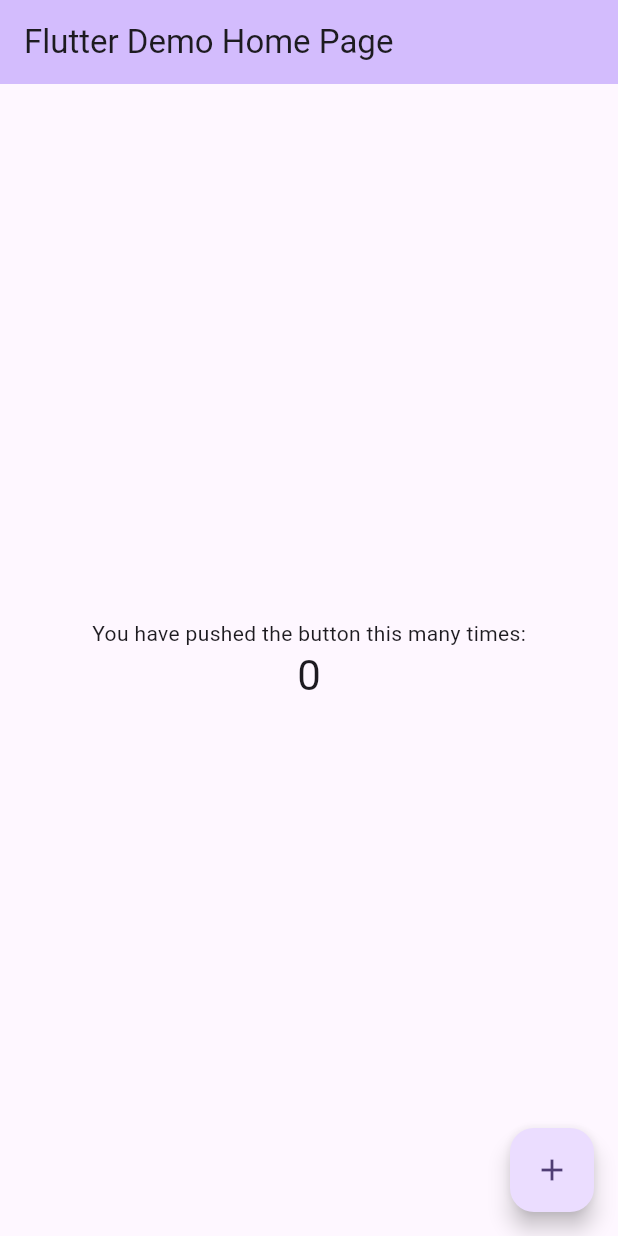
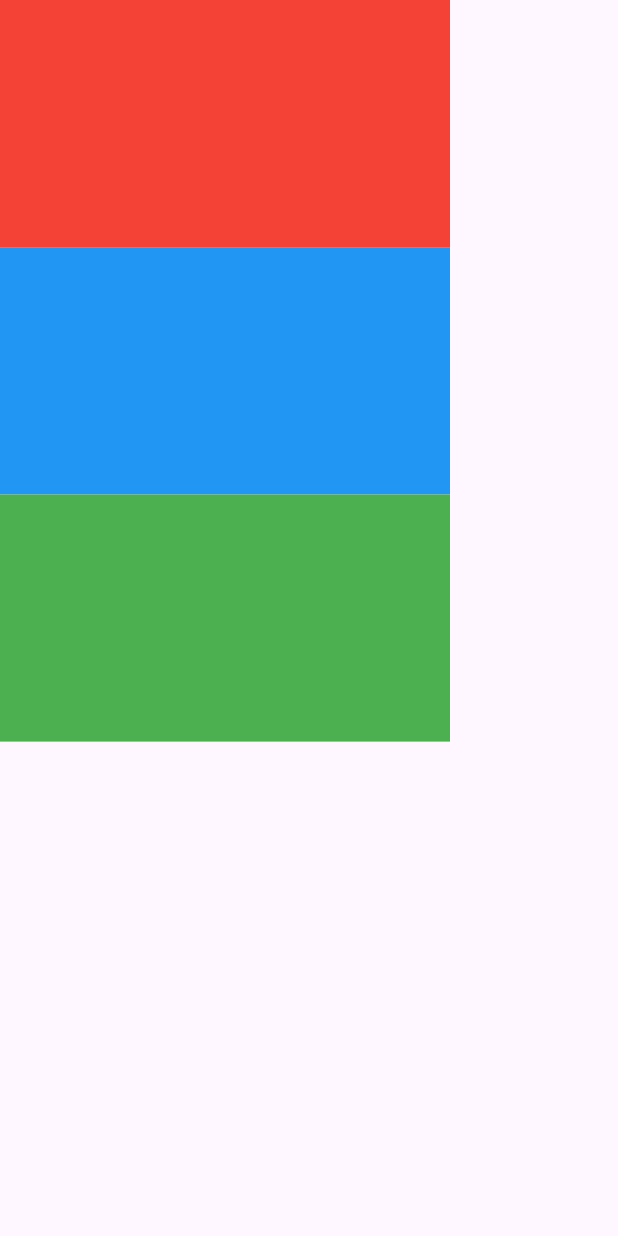
Before and after one commit to tasneemakhaled/responsive_training, a Flutter app: the screen it shows after launch, on a phone screen of 412 x 824 dp. Run offline on Flutter 3.47's test engine with Material 3 defaults, Android fonts, the light colour scheme and no system bars.

Commit message:
media query example

```diff
--- a/lib/main.dart
+++ b/lib/main.dart
@@ -1,122 +1,34 @@
+import 'dart:developer';
+
 import 'package:flutter/material.dart';
 
 void main() {
-  runApp(const MyApp());
+  runApp(const MediaQueryExample());
 }
 
-class MyApp extends StatelessWidget {
-  const MyApp({super.key});
+class MediaQueryExample extends StatelessWidget {
+  const MediaQueryExample({super.key});
 
-  // This widget is the root of your application.
   @override
   Widget build(BuildContext context) {
+    var height = MediaQuery.of(context).size.height;
+    log(height.toString());
     return MaterialApp(
-      title: 'Flutter Demo',
-      theme: ThemeData(
-        // This is the theme of your application.
-        //
-        // TRY THIS: Try running your application with "flutter run". You'll see
-        // the application has a purple toolbar. Then, without quitting the app,
-        // try changing the seedColor in the colorScheme below to Colors.green
-        // and then invoke "hot reload" (save your changes or press the "hot
-        // reload" button in a Flutter-supported IDE, or press "r" if you used
-        // the command line to start the app).
-        //
-        // Notice that the counter didn't reset back to zero; the application
-        // state is not lost during the reload. To reset the state, use hot
-        // restart instead.
-        //
-        // This works for code too, not just values: Most code changes can be
-        // tested with just a hot reload.
-        colorScheme: ColorScheme.fromSeed(seedColor: Colors.deepPurple),
+      home: Scaffold(
+        body: Column(
+          children: [
+            Container(height: height * .2, width: 300, color: Colors.red),
+            Container(height: height * .2, width: 300, color: Colors.blue),
+            Container(height: height * .2, width: 300, color: Colors.green),
+          ],
+        ),
       ),
-      home: const MyHomePage(title: 'Flutter Demo Home Page'),
     );
   }
 }
 
-class MyHomePage extends StatefulWidget {
-  const MyHomePage({super.key, required this.title});
-
-  // This widget is the home page of your application. It is stateful, meaning
-  // that it has a State object (defined below) that contains fields that affect
-  // how it looks.
-
-  // This class is the configuration for the state. It holds the values (in this
-  // case the title) provided by the parent (in this case the App widget) and
-  // used by the build method of the State. Fields in a Widget subclass are
-  // always marked "final".
-
-  final String title;
-
-  @override
-  State<MyHomePage> createState() => _MyHomePageState();
-}
-
-class _MyHomePageState extends State<MyHomePage> {
-  int _counter = 0;
-
-  void _incrementCounter() {
-    setState(() {
-      // This call to setState tells the Flutter framework that something has
-      // changed in this State, which causes it to rerun the build method below
-      // so that the display can reflect the updated values. If we changed
-      // _counter without calling setState(), then the build method would not be
-      // called again, and so nothing would appear to happen.
-      _counter++;
-    });
-  }
-
-  @override
-  Widget build(BuildContext context) {
-    // This method is rerun every time setState is called, for instance as done
-    // by the _incrementCounter method above.
-    //
-    // The Flutter framework has been optimized to make rerunning build methods
-    // fast, so that you can just rebuild anything that needs updating rather
-    // than having to individually change instances of widgets.
-    return Scaffold(
-      appBar: AppBar(
-        // TRY THIS: Try changing the color here to a specific color (to
-        // Colors.amber, perhaps?) and trigger a hot reload to see the AppBar
-        // change color while the other colors stay the same.
-        backgroundColor: Theme.of(context).colorScheme.inversePrimary,
-        // Here we take the value from the MyHomePage object that was created by
-        // the App.build method, and use it to set our appbar title.
-        title: Text(widget.title),
-      ),
-      body: Center(
-        // Center is a layout widget. It takes a single child and positions it
-        // in the middle of the parent.
-        child: Column(
-          // Column is also a layout widget. It takes a list of children and
-          // arranges them vertically. By default, it sizes itself to fit its
-          // children horizontally, and tries to be as tall as its parent.
-          //
-          // Column has various properties to control how it sizes itself and
-          // how it positions its children. Here we use mainAxisAlignment to
-          // center the children vertically; the main axis here is the vertical
-          // axis because Columns are vertical (the cross axis would be
-          // horizontal).
-          //
-          // TRY THIS: Invoke "debug painting" (choose the "Toggle Debug Paint"
-          // action in the IDE, or press "p" in the console), to see the
-          // wireframe for each widget.
-          mainAxisAlignment: MainAxisAlignment.center,
-          children: <Widget>[
-            const Text('You have pushed the button this many times:'),
-            Text(
-              '$_counter',
-              style: Theme.of(context).textTheme.headlineMedium,
-            ),
-          ],
-        ),
-      ),
-      floatingActionButton: FloatingActionButton(
-        onPressed: _incrementCounter,
-        tooltip: 'Increment',
-        child: const Icon(Icons.add),
-      ), // This trailing comma makes auto-formatting nicer for build methods.
-    );
-  }
-}
+// responsive used to make all mobiles of differnt sizes shows the same ui
+// adaptive used toalso make tablets and desktop the same ui no additional spaces
+// 1- media query  2- layout builer
+// Expanded  - flexible - fitted box - Aspect ratio
+// constraints
```
Also changed, not shown: 1 other file.
